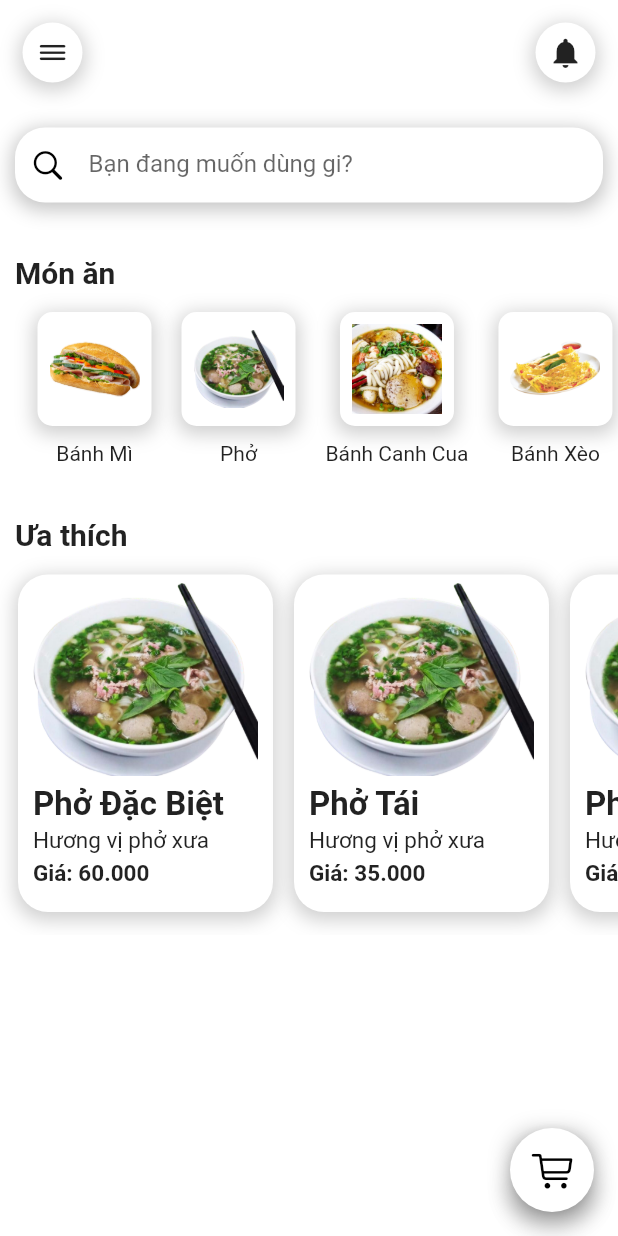
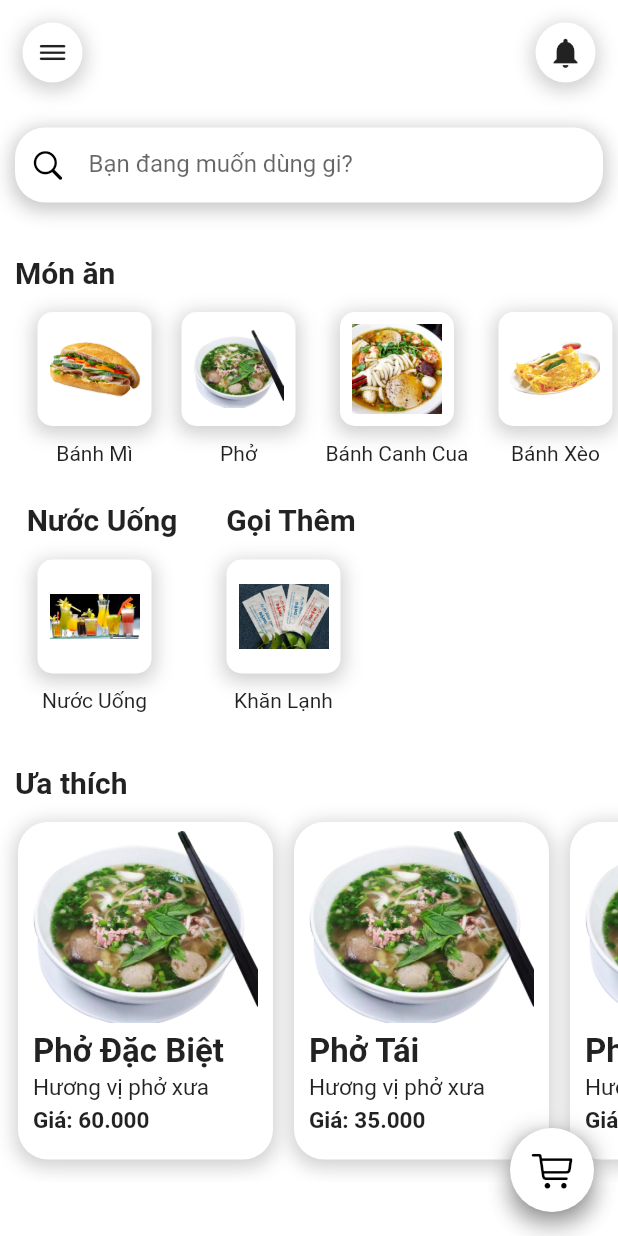
Before and after one commit to KhaiPost2208/DATN, a Flutter app: the screen it shows once a user with an empty profile is signed in, on a phone screen of 412 x 824 dp. Run offline on Flutter 3.47's test engine with Material 2 defaults, Android fonts, the light colour scheme and no system bars; drawn by our look-alikes of zoom_tap_animation; our stand-ins replace auto_size_text, firebase_auth, firebase_core, get; accounts and stored records are empty.

Commit message:
update drink

```diff
--- /dev/null
+++ b/lib/Screen/Drink.dart
@@ -0,0 +1,103 @@
+import 'package:flutter/material.dart';
+import 'package:zoom_tap_animation/zoom_tap_animation.dart';
+
+
+class MenuDrink extends StatelessWidget {
+  const MenuDrink({Key? key}) : super(key: key);
+
+  @override
+  Widget build(BuildContext context) {
+    return SingleChildScrollView(
+      scrollDirection: Axis.horizontal,
+      child: Padding(
+        padding: EdgeInsets.symmetric(vertical: 15, horizontal: 15),
+        child: Row(
+          children: [
+            // for (int i = 0; i < 10; i++)
+            Padding(
+              padding: EdgeInsets.symmetric(horizontal: 10),
+              child: Column(
+                children: [
+                  ZoomTapAnimation(
+                    child: Container(
+                      padding: EdgeInsets.all(8),
+                      decoration: BoxDecoration(
+                        color: Colors.white,
+                        borderRadius: BorderRadius.circular(10),
+                        boxShadow: [
+                          BoxShadow(
+                            color: Colors.grey.withOpacity(0.5),
+                            spreadRadius: 2,
+                            blurRadius: 10,
+                            offset: Offset(0, 3),
+                          )
+                        ],
+                      ),
+                      child: Image.asset(
+                        'assets/drink.png',
+                        width: 60,
+                        height: 60,
+                      ),
+                    ),
+                  ),
+                  SizedBox(height: 10),
+                  Text('Nước Uống'),
+                ],
+              ),
+            ),
+          ],
+        ),
+      ),
+    );
+  }
+}
+
+class MenuPlus extends StatelessWidget {
+  const MenuPlus({Key? key}) : super(key: key);
+
+  @override
+  Widget build(BuildContext context) {
+    return SingleChildScrollView(
+      scrollDirection: Axis.horizontal,
+      child: Padding(
+        padding: EdgeInsets.symmetric(vertical: 15, horizontal: 15),
+        child: Row(
+          children: [
+            // for (int i = 0; i < 10; i++)
+            Padding(
+              padding: EdgeInsets.symmetric(horizontal: 10),
+              child: Column(
+                children: [
+                  ZoomTapAnimation(
+                    child: Container(
+                      padding: EdgeInsets.all(8),
+                      decoration: BoxDecoration(
+                        color: Colors.white,
+                        borderRadius: BorderRadius.circular(10),
+                        boxShadow: [
+                          BoxShadow(
+                            color: Colors.grey.withOpacity(0.5),
+                            spreadRadius: 2,
+                            blurRadius: 10,
+                            offset: Offset(0, 3),
+                          )
+                        ],
+                      ),
+                      child: Image.asset(
+                        'assets/khan.jpg',
+                        width: 60,
+                        height: 60,
+                      ),
+                    ),
+                  ),
+                  SizedBox(height: 10),
+                  Text('Khăn Lạnh'),
+                ],
+              ),
+            ),
+          ],
+        ),
+      ),
+    );
+  }
+}
--- a/lib/Screen/MyHome.dart
+++ b/lib/Screen/MyHome.dart
@@ -8,6 +8,8 @@ import 'package:get/get_core/src/get_main.dart';
 import '../HomePage/CartPage.dart';
 import '../HomePage/ScreenLogin.dart';
 import 'AppBarWidget.dart';
+import 'Drink.dart';
+import 'Menu.dart';
 import 'Soban.dart';
 
 class HomePage extends StatelessWidget {
@@ -71,6 +73,37 @@ class HomePage extends StatelessWidget {
             ),
           ),
           CategoryWidget(),
+          Container(
+            child: Row(
+              children: [
+                Column(
+                  children: [
+                    Padding(
+                      padding: const EdgeInsets.only(top: 10, left: 10),
+                      child: Text(
+                        'Nước Uống',
+                        style: TextStyle(fontWeight: FontWeight.bold, fontSize: 20),
+                      ),
+                    ),
+                    MenuDrink(),
+                  ],
+                ),
+                Column(
+                  children: [
+                    Padding(
+                      padding: const EdgeInsets.only(top: 10, left: 10),
+                      child: Text(
+                        'Gọi Thêm',
+                        style: TextStyle(fontWeight: FontWeight.bold, fontSize: 20),
+                      ),
+                    ),
+                    MenuPlus(),
+                  ],
+                ),
+              ],
+            ),
+          ),
+          // MenuPlus(),
           Padding(
             padding: const EdgeInsets.only(top: 20, left: 10),
             child: Text(
```
Also changed, not shown: lib/Screen/Menu.dart (added, +357 -0 lines), assets/drink.png (added), assets/khan.jpg (added).
